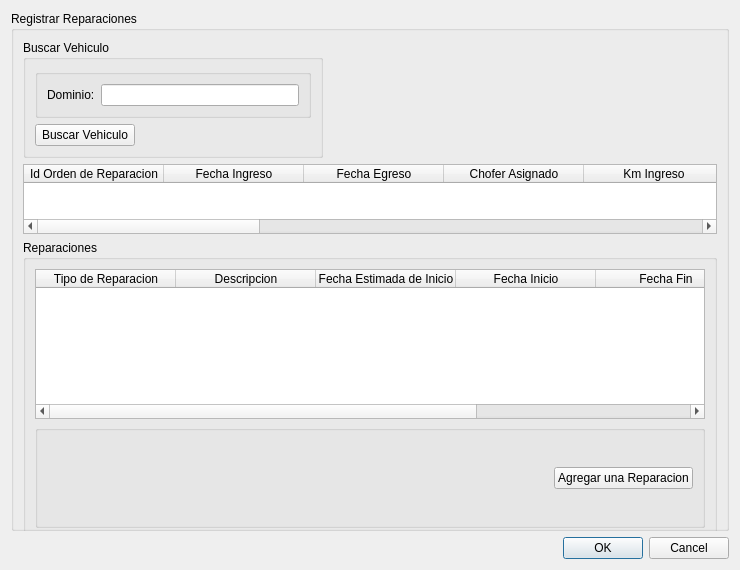
Above: src/ui/DialogRegistrarReparaciones.ui from guilleurrutia10/division-transporte before the change. Below: the same form after it.
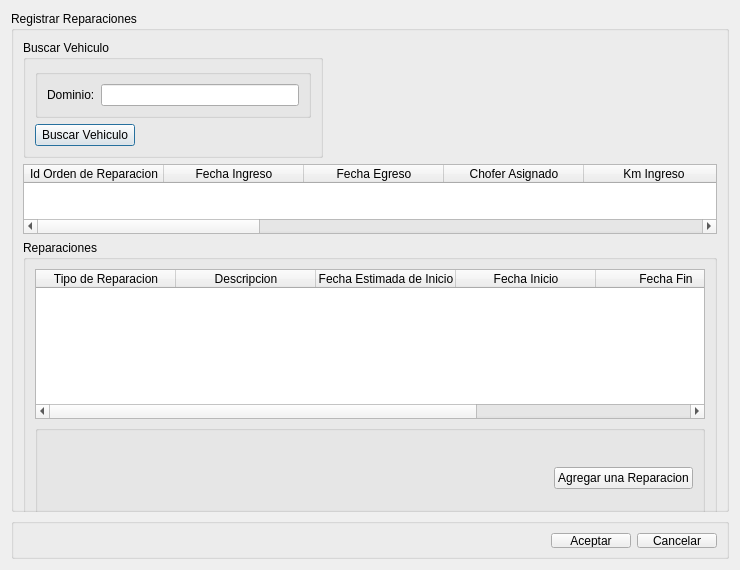
That is the form after the change.

Commit message: modificaciones ui con group box parte 2

The edit to the form file:
```diff
--- a/src/ui/DialogRegistrarReparaciones.ui
+++ b/src/ui/DialogRegistrarReparaciones.ui
@@ -264,13 +264,63 @@
     </widget>
    </item>
    <item>
-    <widget class="QDialogButtonBox" name="buttonBox">
-     <property name="orientation">
-      <enum>Qt::Horizontal</enum>
+    <widget class="QGroupBox" name="groupBoxButtonBox">
+     <property name="minimumSize">
+      <size>
+       <width>271</width>
+       <height>41</height>
+      </size>
      </property>
-     <property name="standardButtons">
-      <set>QDialogButtonBox::Cancel|QDialogButtonBox::Ok</set>
+     <property name="maximumSize">
+      <size>
+       <width>16777215</width>
+       <height>41</height>
+      </size>
      </property>
+     <property name="title">
+      <string/>
+     </property>
+     <layout class="QGridLayout" name="gridLayout_7">
+      <property name="leftMargin">
+       <number>9</number>
+      </property>
+      <property name="topMargin">
+       <number>9</number>
+      </property>
+      <property name="rightMargin">
+       <number>9</number>
+      </property>
+      <property name="bottomMargin">
+       <number>8</number>
+      </property>
+      <item row="0" column="1">
+       <widget class="QPushButton" name="pushButtonAceptar">
+        <property name="text">
+         <string>Aceptar</string>
+        </property>
+       </widget>
+      </item>
+      <item row="0" column="2">
+       <widget class="QPushButton" name="pushButtonCancelar">
+        <property name="text">
+         <string>Cancelar</string>
+        </property>
+       </widget>
+      </item>
+      <item row="0" column="0">
+       <spacer name="horizontalSpacer_7">
+        <property name="orientation">
+         <enum>Qt::Horizontal</enum>
+        </property>
+        <property name="sizeHint" stdset="0">
+         <size>
+          <width>40</width>
+          <height>20</height>
+         </size>
+        </property>
+       </spacer>
+      </item>
+     </layout>
     </widget>
    </item>
   </layout>
```
Left out of the diff: 35 changed lines with no effect on the pictures. The commit also changes 28 other files.
